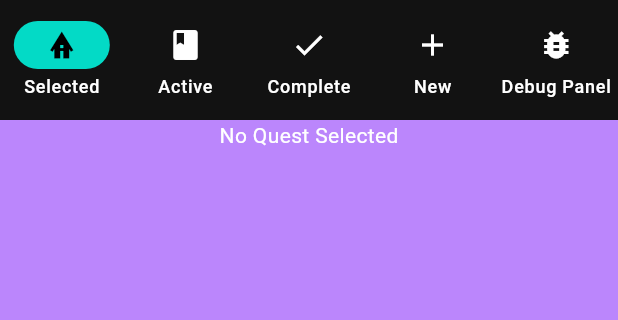
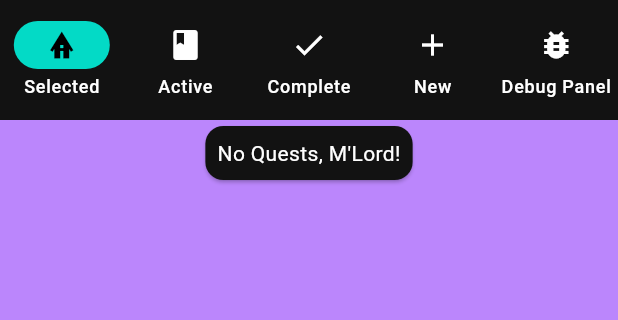
Before and after one commit to mradamgbeck/questlines_flutter, a Flutter app: the screen it shows after launch, on a phone screen of 412 x 824 dp, the part 84-404 px from its top. Run offline on Flutter 3.47's test engine with Material 3 defaults, Android fonts, the phone set to English and light mode, and no system bars; missing offline and left inert: string_extension, word_generator.

Commit message:
formatted no quests text

```diff
--- a/lib/main.dart
+++ b/lib/main.dart
@@ -5,7 +5,7 @@ import 'package:questlines/pages/quest_list_page.dart';
 import 'package:questlines/pages/selected_quest_page.dart';
 import 'package:questlines/state/app_state.dart';
 
-import 'pages/new_quest_page.dart';
+import 'pages/edit_quest_page.dart';
 
 void main() {
   runApp(const MyApp());
@@ -52,7 +52,7 @@ class _MainPageState extends State<MainPage> {
       case 2:
         page = QuestListPage(appState.completedQuests);
       case 3:
-        page = NewQuestPage();
+        page = EditQuestPage();
      case 4:
         page = const DebugPanel();
       default:
--- a/lib/pages/selected_quest_page.dart
+++ b/lib/pages/selected_quest_page.dart
@@ -16,11 +16,13 @@ class SelectedQuestPage extends StatelessWidget {
         children: <Widget>[
           selectedQuest != null
               ? Column(
-                  children: [
-                    QuestCard(selectedQuest, false, false)
-                  ],
+                  children: [QuestCard(selectedQuest, false, false)],
                 )
-              : const Text('No Quest Selected')
+              : Card(
+                  child: Padding(
+                  padding: EdgeInsets.all(8.0),
+                  child: Text('No Quests, M\'Lord!'),
+                )),
         ],
       ),
     );
--- a/lib/services/generator.dart
+++ b/lib/services/generator.dart
@@ -8,13 +8,17 @@ import '../types/stage.dart';
 var wordGen = WordGenerator();
 
 generateQuest() {
-  var quest = Quest(generateBullshit(), [Stage(generateBullshit())]);
+  var quest = Quest(getRandomVerbTheNoun(), [Stage(getRandomVerbTheNoun())]);
   var rando = Random().nextInt(8) + 1;
   for (var i = 0; i < rando; i++) {
-    quest.addStage(generateBullshit());
+    quest.addStage(getRandomVerbTheNoun());
   }
   return quest;
 }
 
-generateBullshit() =>
+getRandomVerbTheNoun() =>
     '${wordGen.randomVerb().capitalize()} the ${wordGen.randomNoun()}';
+
+getRandomSentence() {
+  return 'Not a quest in sight, ${wordGen.randomVerb()}ing the ${wordGen.randomSentence()}, M\'Lord!';
+}
```
Also changed, not shown: lib/pages/edit_quest_page.dart (renamed from lib/pages/new_quest_page.dart, +4 -5 lines), lib/pages/quest_list_page.dart (+14 -3 lines).
